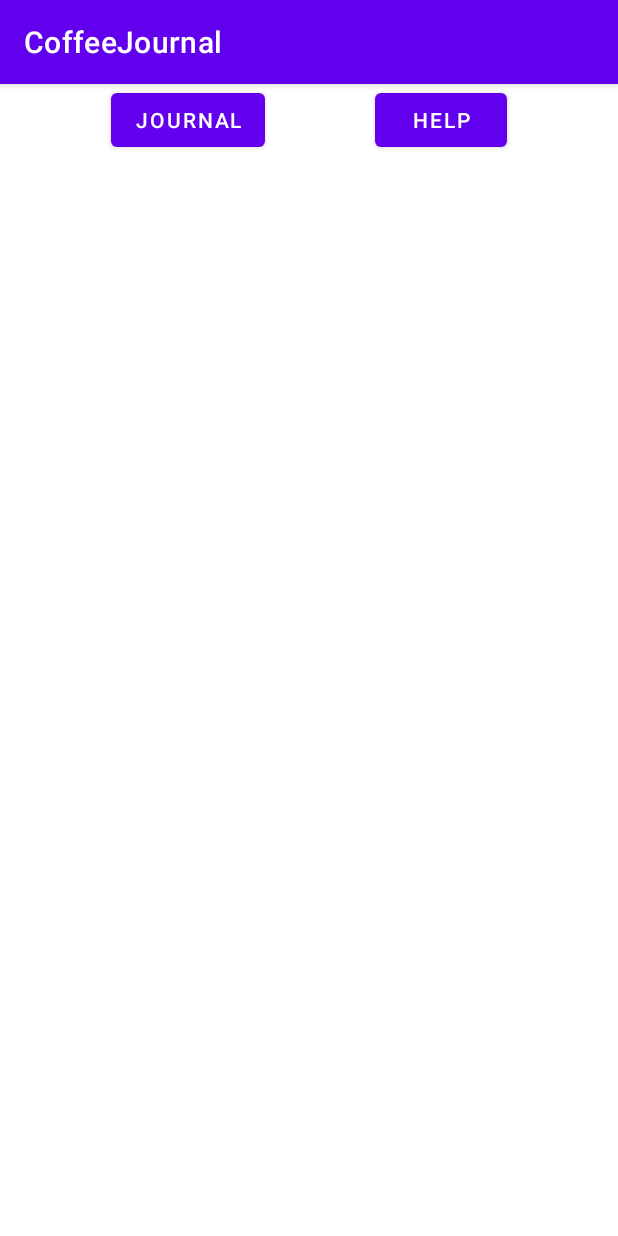
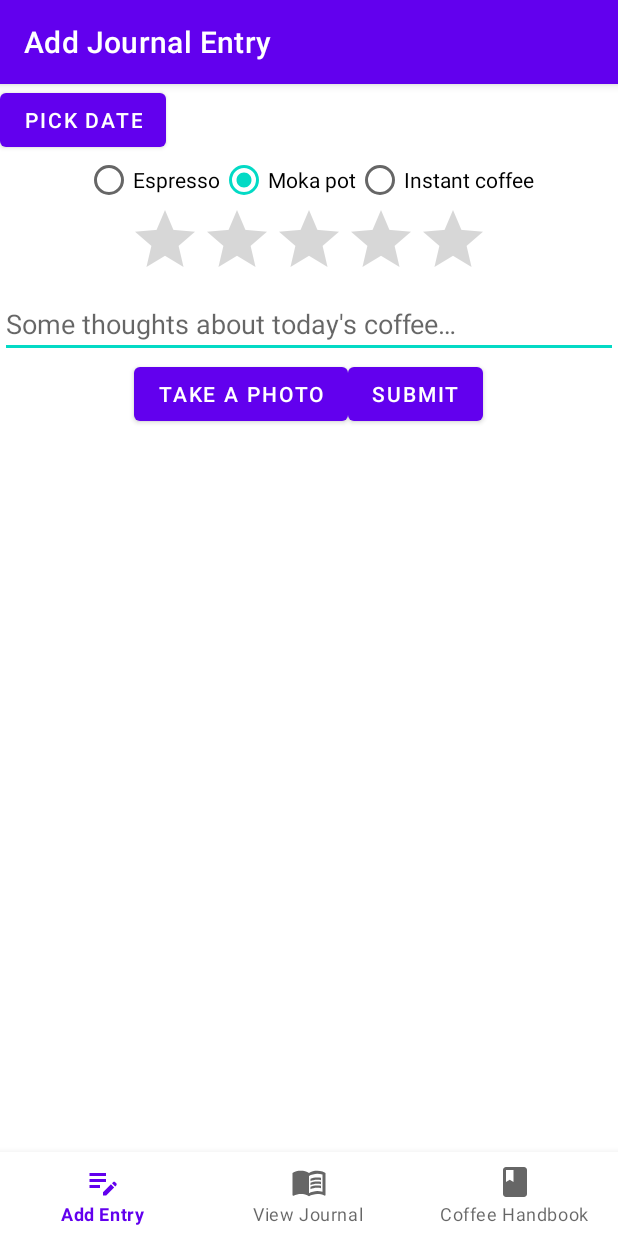
Before and after one commit to limepixl/CoffeeJournal_196068, an Android app: the screen it shows after launch (MainActivity), on a phone screen of 412 x 824 dp. Run offline under Robolectric (Android 15) with nearby library versions, the phone set to English and light mode, and no system bars; our stand-ins replace Room's generated code, navigation-ui.

Commit message:
Added bottom navigation bar and 2 new fragments

```diff
--- a/app/build.gradle
+++ b/app/build.gradle
@@ -43,6 +43,8 @@ dependencies {
     implementation 'com.google.android.material:material:1.8.0'
     implementation 'androidx.constraintlayout:constraintlayout:2.1.4'
     implementation 'androidx.core:core-ktx:1.9.0'
+    implementation 'androidx.navigation:navigation-fragment-ktx:2.5.3'
+    implementation 'androidx.navigation:navigation-ui-ktx:2.5.3'
     testImplementation 'junit:junit:4.13.2'
     androidTestImplementation 'androidx.test.ext:junit:1.1.5'
     androidTestImplementation 'androidx.test.espresso:espresso-core:3.5.1'
--- a/app/src/main/AndroidManifest.xml
+++ b/app/src/main/AndroidManifest.xml
@@ -12,14 +12,10 @@
         android:theme="@style/Theme.CoffeeJournal"
         tools:targetApi="31">
         <activity
-            android:name=".JournalActivity"
-            android:exported="false" />
-        <activity
             android:name=".MainActivity"
             android:exported="true">
             <intent-filter>
                 <action android:name="android.intent.action.MAIN" />
-
                 <category android:name="android.intent.category.LAUNCHER" />
             </intent-filter>
         </activity>
--- a/app/src/main/java/mk/ukim/finki/coffeejournal/MainActivity.kt
+++ b/app/src/main/java/mk/ukim/finki/coffeejournal/MainActivity.kt
@@ -1,24 +1,36 @@
 package mk.ukim.finki.coffeejournal
 
-import android.content.Intent
+import android.os.Bundle
 import androidx.appcompat.app.AppCompatActivity
-import android.os.Bundle
-import android.widget.Button
+import androidx.fragment.app.FragmentContainerView
+import androidx.navigation.fragment.NavHostFragment
+import androidx.navigation.ui.AppBarConfiguration
+import androidx.navigation.ui.setupActionBarWithNavController
+import androidx.navigation.ui.setupWithNavController
+import com.google.android.material.bottomnavigation.BottomNavigationView
 
 class MainActivity : AppCompatActivity() {
-    private lateinit var btnJournal: Button
-    private lateinit var btnHelp: Button
+    private lateinit var bottomNavigationView: BottomNavigationView
+    private lateinit var fragmentContainerView: FragmentContainerView
 
     override fun onCreate(savedInstanceState: Bundle?) {
         super.onCreate(savedInstanceState)
         setContentView(R.layout.activity_main)
 
-        btnJournal = findViewById(R.id.btn_journal)
-        btnHelp = findViewById(R.id.btn_help)
+        bottomNavigationView = findViewById(R.id.bottom_nav_view)
+        fragmentContainerView = findViewById(R.id.fragmentContainerView)
 
-        btnJournal.setOnClickListener {
-            val intent = Intent(this, JournalActivity::class.java)
-            startActivity(intent)
-        }
+        val navHostFragment =
+            supportFragmentManager.findFragmentById(R.id.fragmentContainerView) as NavHostFragment
+        val navController = navHostFragment.navController
+
+        val appBarConfiguration = AppBarConfiguration(
+            setOf(
+                R.id.addJournalEntryFragment, R.id.viewJournalEntriesFragment, R.id.handbookFragment
+            )
+        )
+        setupActionBarWithNavController(navController, appBarConfiguration)
+
+        bottomNavigationView.setupWithNavController(navController)
     }
 }
--- /dev/null
+++ b/app/src/main/res/drawable/ic_add_journal_entry.xml
@@ -0,0 +1,5 @@
+<vector android:height="24dp" android:tint="#000000"
+    android:viewportHeight="24" android:viewportWidth="24"
+    android:width="24dp" xmlns:android="http://schemas.android.com/apk/res/android">
+    <path android:fillColor="@android:color/white" android:pathData="M3,10h11v2H3V10zM3,8h11V6H3V8zM3,16h7v-2H3V16zM18.01,12.87l0.71,-0.71c0.39,-0.39 1.02,-0.39 1.41,0l0.71,0.71c0.39,0.39 0.39,1.02 0,1.41l-0.71,0.71L18.01,12.87zM17.3,13.58l-5.3,5.3V21h2.12l5.3,-5.3L17.3,13.58z"/>
+</vector>
--- /dev/null
+++ b/app/src/main/res/drawable/ic_help.xml
@@ -0,0 +1,5 @@
+<vector android:height="24dp" android:tint="#000000"
+    android:viewportHeight="24" android:viewportWidth="24"
+    android:width="24dp" xmlns:android="http://schemas.android.com/apk/res/android">
+    <path android:fillColor="@android:color/white" android:pathData="M18,2H6c-1.1,0 -2,0.9 -2,2v16c0,1.1 0.9,2 2,2h12c1.1,0 2,-0.9 2,-2V4c0,-1.1 -0.9,-2 -2,-2zM6,4h5v8l-2.5,-1.5L6,12V4z"/>
+</vector>
--- /dev/null
+++ b/app/src/main/res/drawable/ic_view_journal_entries.xml
@@ -0,0 +1,8 @@
+<vector android:autoMirrored="true" android:height="24dp"
+    android:tint="#000000" android:viewportHeight="24"
+    android:viewportWidth="24" android:width="24dp" xmlns:android="http://schemas.android.com/apk/res/android">
+    <path android:fillColor="@android:color/white" android:pathData="M21,5c-1.11,-0.35 -2.33,-0.5 -3.5,-0.5c-1.95,0 -4.05,0.4 -5.5,1.5c-1.45,-1.1 -3.55,-1.5 -5.5,-1.5S2.45,4.9 1,6v14.65c0,0.25 0.25,0.5 0.5,0.5c0.1,0 0.15,-0.05 0.25,-0.05C3.1,20.45 5.05,20 6.5,20c1.95,0 4.05,0.4 5.5,1.5c1.35,-0.85 3.8,-1.5 5.5,-1.5c1.65,0 3.35,0.3 4.75,1.05c0.1,0.05 0.15,0.05 0.25,0.05c0.25,0 0.5,-0.25 0.5,-0.5V6C22.4,5.55 21.75,5.25 21,5zM21,18.5c-1.1,-0.35 -2.3,-0.5 -3.5,-0.5c-1.7,0 -4.15,0.65 -5.5,1.5V8c1.35,-0.85 3.8,-1.5 5.5,-1.5c1.2,0 2.4,0.15 3.5,0.5V18.5z"/>
+    <path android:fillColor="@android:color/white" android:pathData="M17.5,10.5c0.88,0 1.73,0.09 2.5,0.26V9.24C19.21,9.09 18.36,9 17.5,9c-1.7,0 -3.24,0.29 -4.5,0.83v1.66C14.13,10.85 15.7,10.5 17.5,10.5z"/>
+    <path android:fillColor="@android:color/white" android:pathData="M13,12.49v1.66c1.13,-0.64 2.7,-0.99 4.5,-0.99c0.88,0 1.73,0.09 2.5,0.26V11.9c-0.79,-0.15 -1.64,-0.24 -2.5,-0.24C15.8,11.66 14.26,11.96 13,12.49z"/>
+    <path android:fillColor="@android:color/white" android:pathData="M17.5,14.33c-1.7,0 -3.24,0.29 -4.5,0.83v1.66c1.13,-0.64 2.7,-0.99 4.5,-0.99c0.88,0 1.73,0.09 2.5,0.26v-1.52C19.21,14.41 18.36,14.33 17.5,14.33z"/>
+</vector>
--- a/app/src/main/res/layout/activity_main.xml
+++ b/app/src/main/res/layout/activity_main.xml
@@ -4,28 +4,32 @@
     xmlns:tools="http://schemas.android.com/tools"
     android:layout_width="match_parent"
     android:layout_height="match_parent"
+    android:background="@color/white"
     tools:context=".MainActivity">
 
-    <Button
-        android:id="@+id/btn_journal"
-        android:layout_width="wrap_content"
-        android:layout_height="wrap_content"
-        android:text="Journal"
-        app:layout_constraintEnd_toStartOf="@+id/btn_help"
-        app:layout_constraintHorizontal_bias="0.5"
+    <androidx.fragment.app.FragmentContainerView
+        android:id="@+id/fragmentContainerView"
+        android:name="androidx.navigation.fragment.NavHostFragment"
+        android:layout_width="match_parent"
+        android:layout_height="match_parent"
+        android:layout_marginStart="0dp"
+        android:layout_marginTop="0dp"
+        android:layout_marginEnd="0dp"
+        app:defaultNavHost="true"
+        app:layout_constraintEnd_toEndOf="parent"
         app:layout_constraintStart_toStartOf="parent"
         app:layout_constraintTop_toTopOf="parent"
-        tools:ignore="HardcodedText" />
+        app:navGraph="@navigation/nav_graph"
+        />
 
-    <Button
-        android:id="@+id/btn_help"
-        android:layout_width="wrap_content"
+    <com.google.android.material.bottomnavigation.BottomNavigationView
+        android:id="@+id/bottom_nav_view"
+        android:layout_width="match_parent"
         android:layout_height="wrap_content"
-        android:text="Help"
+        app:layout_constraintBottom_toBottomOf="parent"
         app:layout_constraintEnd_toEndOf="parent"
-        app:layout_constraintHorizontal_bias="0.5"
-        app:layout_constraintStart_toEndOf="@+id/btn_journal"
-        app:layout_constraintTop_toTopOf="parent"
-        tools:ignore="HardcodedText" />
+        app:layout_constraintStart_toStartOf="parent"
+        app:menu="@menu/bottom_nav_menu"
+        />
 
 </androidx.constraintlayout.widget.ConstraintLayout>
--- /dev/null
+++ b/app/src/main/res/menu/bottom_nav_menu.xml
@@ -0,0 +1,16 @@
+<?xml version="1.0" encoding="utf-8"?>
+<menu xmlns:android="http://schemas.android.com/apk/res/android">
+
+    <item android:title="@string/add_entry_nav_label"
+        android:id="@+id/addJournalEntryFragment"
+        android:icon="@drawable/ic_add_journal_entry"
+        />
+    <item android:title="@string/view_journal_nav_label"
+        android:id="@+id/viewJournalEntriesFragment"
+        android:icon="@drawable/ic_view_journal_entries"
+        />
+    <item android:title="@string/help_nav_label"
+        android:id="@+id/handbookFragment"
+        android:icon="@drawable/ic_help"
+        />
+</menu>
--- /dev/null
+++ b/app/src/main/res/navigation/nav_graph.xml
@@ -0,0 +1,23 @@
+<?xml version="1.0" encoding="utf-8"?>
+<navigation xmlns:android="http://schemas.android.com/apk/res/android"
+    xmlns:app="http://schemas.android.com/apk/res-auto"
+    xmlns:tools="http://schemas.android.com/tools"
+    android:id="@+id/nav_graph"
+    app:startDestination="@id/addJournalEntryFragment">
+
+    <fragment
+        android:id="@+id/addJournalEntryFragment"
+        android:name="mk.ukim.finki.coffeejournal.fragments.AddJournalEntryFragment"
+        android:label="Add Journal Entry"
+        tools:layout="@layout/fragment_add_journal_entry" />
+    <fragment
+        android:id="@+id/viewJournalEntriesFragment"
+        android:name="mk.ukim.finki.coffeejournal.ViewJournalEntriesFragment"
+        android:label="View your Journal Entries"
+        tools:layout="@layout/fragment_view_journal_entries" />
+    <fragment
+        android:id="@+id/handbookFragment"
+        android:name="mk.ukim.finki.coffeejournal.HandbookFragment"
+        android:label="Coffee Handbook"
+        tools:layout="@layout/fragment_help" />
+</navigation>
--- a/app/src/main/res/values/colors.xml
+++ b/app/src/main/res/values/colors.xml
@@ -7,4 +7,5 @@
     <color name="teal_700">#FF018786</color>
     <color name="black">#FF000000</color>
     <color name="white">#FFFFFFFF</color>
+    <color name="bgBottomNavigation">#947342</color>
 </resources>
--- a/app/src/main/res/values/strings.xml
+++ b/app/src/main/res/values/strings.xml
@@ -5,4 +5,7 @@
     <string name="submit_button_label">Submit</string>
     <string name="camera_button_label">Take a photo</string>
     <string name="photo_of_your_coffee">Photo of your coffee!</string>
+    <string name="add_entry_nav_label">Add Entry</string>
+    <string name="view_journal_nav_label">View Journal</string>
+    <string name="help_nav_label">Coffee Handbook</string>
 </resources>
```
Also changed, not shown: app/src/main/java/mk/ukim/finki/coffeejournal/HandbookFragment.kt (added, +17 -0 lines), app/src/main/java/mk/ukim/finki/coffeejournal/JournalActivity.kt (deleted, +0 -21 lines), app/src/main/java/mk/ukim/finki/coffeejournal/ViewJournalEntriesFragment.kt (added, +17 -0 lines), app/src/main/res/layout/activity_journal.xml (deleted, +0 -16 lines), app/src/main/res/layout/fragment_help.xml (added, +14 -0 lines), app/src/main/res/layout/fragment_view_journal_entries.xml (added, +14 -0 lines).
